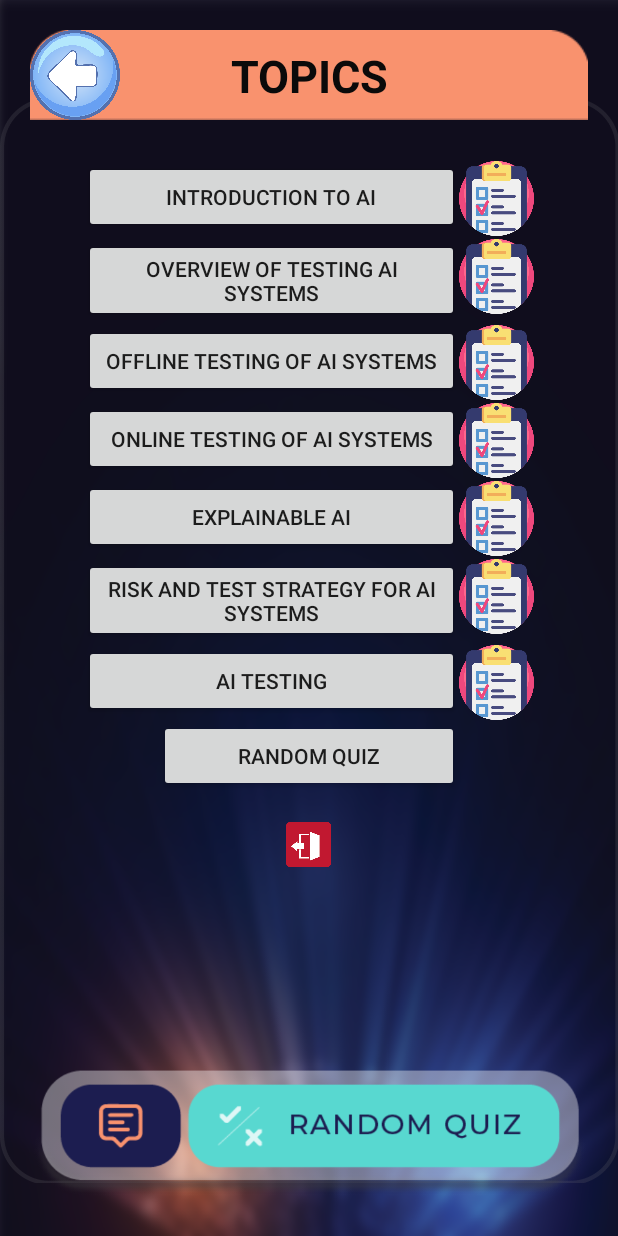
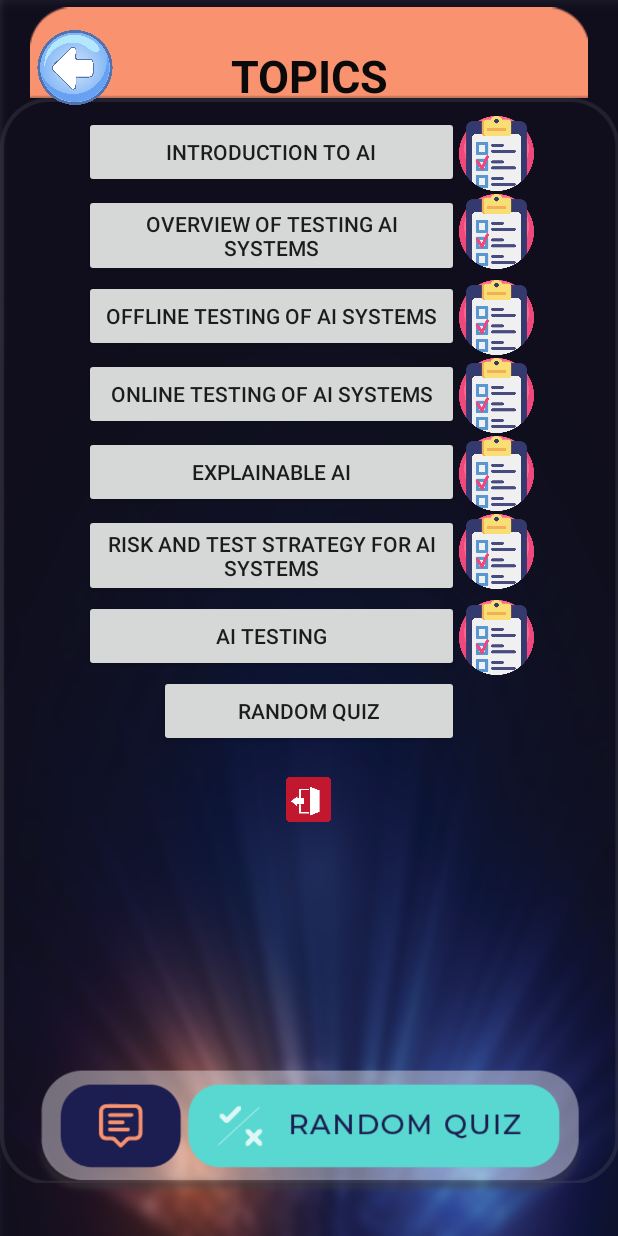
Before and after one commit to dianyrob/aiQuiz, an Android app: the ModulosActivity screen opened directly, with no data from a screen before it, on a phone screen of 412 x 824 dp. Run offline under Robolectric (Android 15) with nearby library versions, the light colour scheme and no system bars.

Commit message:
Fix on modules
Leaving modules screen working

```diff
--- a/IAQuizV3/app/src/main/res/layout/activity_modulos.xml
+++ b/IAQuizV3/app/src/main/res/layout/activity_modulos.xml
@@ -23,7 +23,7 @@
         <RelativeLayout
             android:id="@+id/header"
             android:layout_width="match_parent"
-            android:layout_height="100dp">
+            android:layout_height="70dp">
 
 
             <ImageView
@@ -37,14 +37,14 @@
 
             <TextView
                 android:id="@+id/topics"
-                android:paddingTop="30dp"
-                android:textAlignment="center"
                 android:layout_width="match_parent"
                 android:layout_height="wrap_content"
+                android:paddingTop="30dp"
                 android:text="TOPICS"
+                android:textAlignment="center"
                 android:textColor="#0B0A0A"
                 android:textSize="30sp"
-                android:textStyle="bold"/>
+                android:textStyle="bold" />
 
             <ImageView
                 android:id="@+id/backbtn"
@@ -74,6 +74,8 @@
                     android:layout_width="match_parent"
                     android:layout_height="700dp">
 
+
+
                     <LinearLayout
                         android:id="@+id/L1"
                         android:layout_width="wrap_content"
@@ -81,12 +83,6 @@
                         android:layout_centerHorizontal="true"
                         android:layout_marginTop="2dp"
                         android:orientation="horizontal">
-
-
-
-                        <androidx.appcompat.widget.LinearLayoutCompat
-                            android:layout_width="match_parent"
-                            android:layout_height="match_parent">
 
                         <Button
                             android:id="@+id/Topic1"
@@ -101,7 +97,6 @@
                             android:layout_height="50dp"
                             android:onClick="salir"
                             app:srcCompat="@drawable/test" />
-                        </androidx.appcompat.widget.LinearLayoutCompat>
 
                     </LinearLayout>
 
```
Lines whose indentation alone changed are shown as unchanged.
